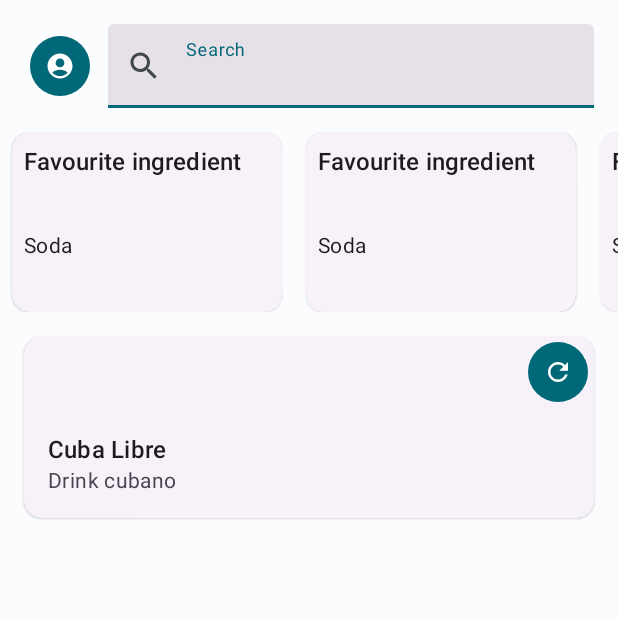
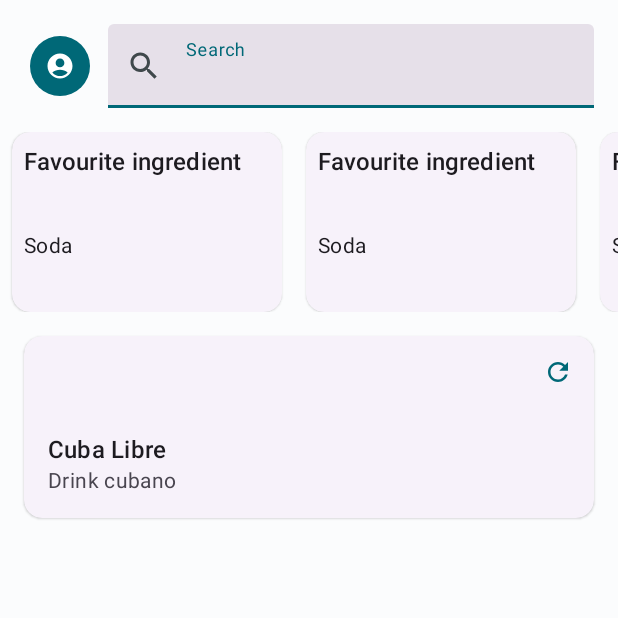
Before and after one commit to AndreaDAmicis22/WellDrinkAppAndroid, an Android app: the screen it shows after launch (MainActivity), on a phone screen of 412 x 824 dp, the top half of it. Run offline under Robolectric (Android 15) with nearby library versions, the phone set to English and light mode, and no system bars.

Commit message:
tolto filled al bottone

```diff
--- a/app/src/main/res/layout/activity_main.xml
+++ b/app/src/main/res/layout/activity_main.xml
@@ -225,7 +225,7 @@
 
                 <Button
                     android:id="@+id/home_random_btn"
-                    style="?attr/materialIconButtonFilledStyle"
+                    style="?attr/materialIconButtonStyle"
                     android:layout_width="wrap_content"
                     android:layout_height="wrap_content"
                     android:contentDescription="@string/home_btnProfile"
```
